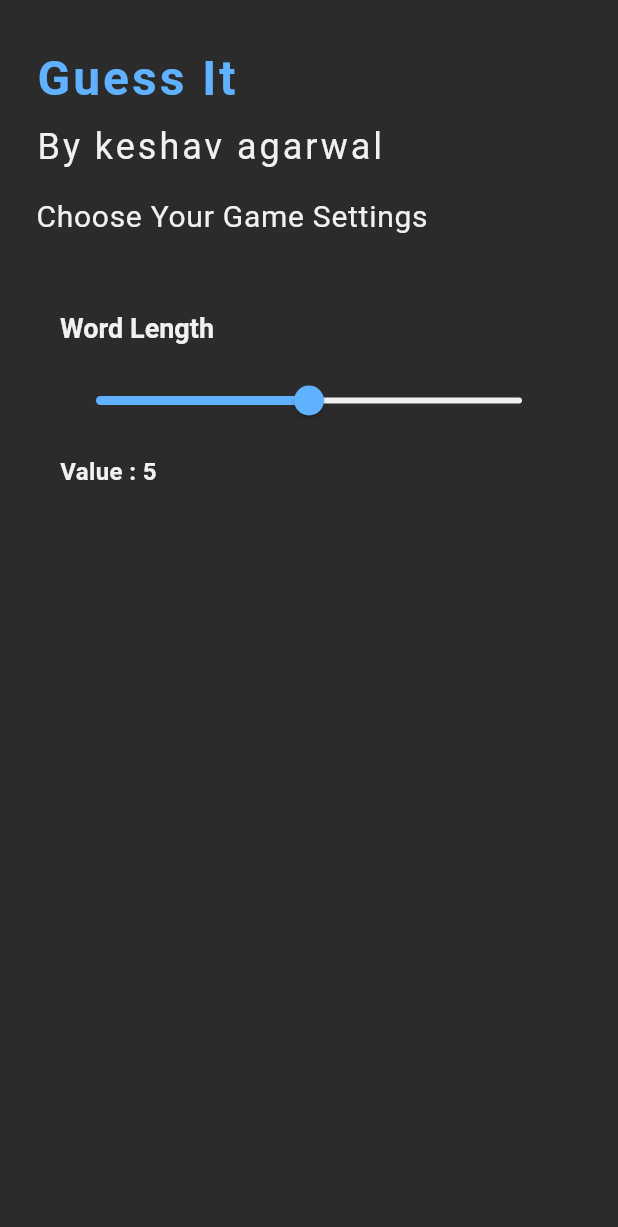
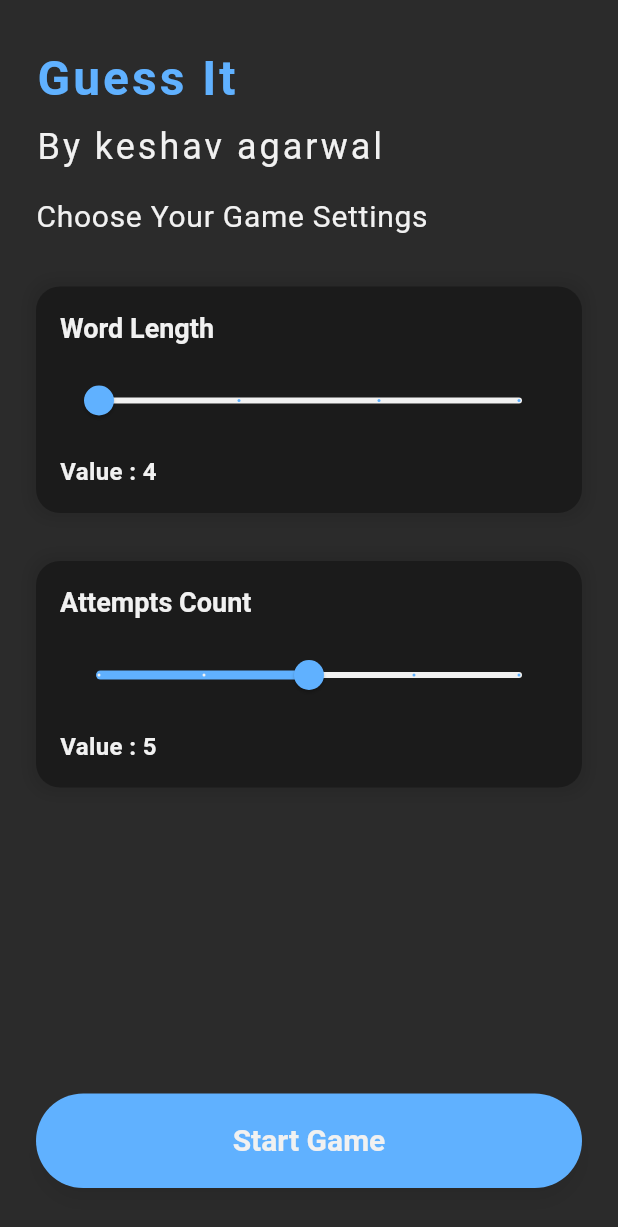
Before and after one commit to keshav-github02/GuessGlow, a Flutter app: the screen it shows after launch, on a phone screen of 412 x 824 dp. Shown: the top 1227 px of the screen. Run offline on Flutter 3.47's test engine with Material 3 defaults, Android fonts, the light colour scheme and no system bars; our stand-ins replace go_router; Roboto replaces fonts that are missing (Lexend).

Commit message:
completing home page

```diff
--- a/lib/features/home/presentation/home_page.dart
+++ b/lib/features/home/presentation/home_page.dart
@@ -11,33 +11,86 @@ class HomePage extends StatefulWidget {
 }
 
 class _HomePageState extends State<HomePage> {
+  double wordLength = 4;
+  double attemptCount = 5;
   @override
   Widget build(BuildContext context) {
     return Scaffold(
-      body: SafeArea(child: Padding(
-        padding: const EdgeInsets.symmetric(horizontal: 24,vertical: 32),
+      body: SafeArea(
+          child: Padding(
+        padding: const EdgeInsets.symmetric(horizontal: 24, vertical: 32),
         child: Column(
           crossAxisAlignment: CrossAxisAlignment.start,
           children: [
-            Text("Guess It",style: Theme.of(context).textTheme.headlineLarge?.copyWith(
-              letterSpacing: 2,
-              color: Theme.of(context).colorScheme.primary,
+            Text(
+              "Guess It",
+              style: Theme.of(context).textTheme.headlineLarge?.copyWith(
+                    letterSpacing: 2,
+                    color: Theme.of(context).colorScheme.primary,
+                  ),
+            ),
+            SizedBox(
+              height: 10,
+            ),
+            Text(
+              "By keshav agarwal",
+              style: Theme.of(context).textTheme.headlineMedium?.copyWith(
+                    fontWeight: FontWeight.w400,
+                    letterSpacing: 2,
+                  ),
+            ),
+            SizedBox(
+              height: 16,
+            ),
+            Text(
+              "Choose Your Game Settings",
+              style: Theme.of(context).textTheme.bodyLarge?.copyWith(
+                    fontSize: 20,
+                  ),
+            ),
+            SizedBox(
+              height: 32,
+            ),
+            SliderSectionWidget(
+                title: "Word Length",
+                value: wordLength,
+                divisions: 3,
+                minValue: 4,
+                maxValue: 7,
+                onChanged: (value) {
+                  setState(() {
+                    wordLength = value;
+                  });
+                }),
+            SizedBox(
+              height: 32,
+            ),
+            SliderSectionWidget(
+                title: "Attempts Count",
+                value: attemptCount,
+                divisions: 4,
+                minValue: 3,
+                maxValue: 7,
+                onChanged: (value) {
+                  setState(() {
+                    attemptCount = value;
+                  });
+                }),
+            Spacer(),
+            SizedBox(
+              width: double.maxFinite,
+              child: ElevatedButton(onPressed: () {},style: ElevatedButton.styleFrom(
+                padding: EdgeInsets.symmetric(vertical: 18),
+                backgroundColor: Theme.of(context).colorScheme.primary,
+                foregroundColor: Theme.of(context).colorScheme.onSurface,
+                elevation: 5,
+                shadowColor: Color.fromRGBO(0, 0, 0, 0.3),
 
-            ),),
-            SizedBox(height: 10,),
-            Text("By keshav agarwal",style: Theme.of(context).textTheme.headlineMedium?.copyWith(
-              fontWeight: FontWeight.w400,
-              letterSpacing: 2,
-            ),),
-            SizedBox(height: 16,),
-            Text("Choose Your Game Settings",style: Theme.of(context).textTheme.bodyLarge?.copyWith(
-              fontSize:20,
-            ),),
-            SizedBox(height: 32,),
-            SliderSectionWidget(title: "Word Length", value: 5, minValue: 3, maxValue: 7, onChanged: (value){}),
-
-
-
+              ) ,
+                  child: Text("Start Game",style: Theme.of(context).textTheme.headlineSmall?.copyWith(
+                    fontWeight: FontWeight.bold,
+                  ),)),
+            ),
           ],
         ),
       )),
--- a/lib/features/home/widgets/slider_section_widget.dart
+++ b/lib/features/home/widgets/slider_section_widget.dart
@@ -4,7 +4,9 @@ class SliderSectionWidget extends StatelessWidget {
   final String title;
   final double value;
   final double minValue;
+
   final double maxValue;
+  final int divisions;
   final ValueChanged<double> onChanged;
 
   const SliderSectionWidget(
@@ -13,12 +15,21 @@ class SliderSectionWidget extends StatelessWidget {
       required this.value,
       required this.minValue,
       required this.maxValue,
-      required this.onChanged});
+      required this.onChanged, required this.divisions});
 
   @override
   Widget build(BuildContext context) {
     return Container(
       padding: EdgeInsets.all(16),
+      decoration: BoxDecoration(
+        color: Theme.of(context).colorScheme.secondary,
+        borderRadius: BorderRadius.circular(16),
+        boxShadow: [BoxShadow(
+          color: Color.fromRGBO(0, 0, 0, 0.1),
+          blurRadius: 8,
+          spreadRadius: 4,
+        )]
+      ),
       child: Column(
         crossAxisAlignment: CrossAxisAlignment.start,
         children: [
@@ -32,7 +43,7 @@ class SliderSectionWidget extends StatelessWidget {
           SizedBox(
             height: 12,
           ),
-          Slider(value: value, onChanged: onChanged,max: maxValue,min: minValue,label: value.toStringAsFixed(0),activeColor: Theme.of(context).colorScheme.primary,
+          Slider(value: value, onChanged: onChanged,max: maxValue,divisions: divisions,min: minValue,label: value.toStringAsFixed(0),activeColor: Theme.of(context).colorScheme.primary,
           inactiveColor:Theme.of(context).colorScheme.onSurface ,),
           SizedBox(
             height: 12,
```
